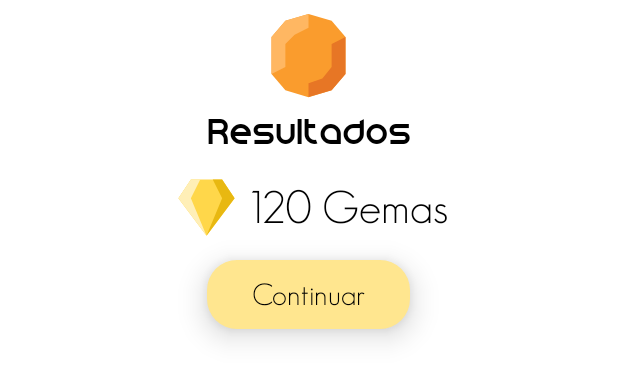
After one commit to Vilkas99/Coquille, an Android app: the layout activity_popup.xml on its own in the app's theme, with its tools: preview values and no code run, on a phone screen of 412 x 824 dp. The commit adds this screen. Shown: the top 380 px of the screen. Run offline under Robolectric (Android 15) with nearby library versions, the phone set to English and light mode, and no system bars.

Commit message:
popup component created

```diff
--- a/app/src/main/AndroidManifest.xml
+++ b/app/src/main/AndroidManifest.xml
@@ -9,7 +9,11 @@
         android:roundIcon="@mipmap/ic_launcher_round"
         android:supportsRtl="true"
         android:theme="@style/Theme.Coquille">
-      <activity
+        <activity
+            android:name=".utils.Popup"
+            android:theme="@style/Popup"
+            android:exported="true" />
+        <activity
             android:name=".controllers.BookGame"
             android:exported="true" />
         <activity
@@ -38,20 +42,16 @@
             android:exported="true" />
         <activity
             android:name=".controllers.activity_home"
-            android:exported="true">
-        </activity>
-
+            android:exported="true"/>
         <activity
             android:name=".controllers.preview_sequence"
             android:exported="true" />
         <activity
             android:name=".controllers.Sequence_game"
-            android:exported="true"></activity>
+            android:exported="true" />
         <activity
             android:name=".controllers.MemoryGameActivity"
-            android:exported="true"></activity>
-        android:exported="true" />
-
+            android:exported="true" />
     </application>
 
 </manifest>
--- a/app/src/main/java/com/example/coquille/controllers/Login.kt
+++ b/app/src/main/java/com/example/coquille/controllers/Login.kt
@@ -8,8 +8,7 @@ import android.view.LayoutInflater
 import android.view.View
 import com.example.coquille.R
 import com.example.coquille.databinding.ActivityLoginBinding
-
-import com.example.coquille.utils.Utils
+import com.example.coquille.utils.Popup
 
 
 class Login : AppCompatActivity() {
--- /dev/null
+++ b/app/src/main/java/com/example/coquille/utils/Popup.kt
@@ -0,0 +1,22 @@
+package com.example.coquille.utils
+
+import androidx.appcompat.app.AppCompatActivity
+import android.os.Bundle
+import android.util.DisplayMetrics
+import com.example.coquille.R
+import kotlin.math.roundToInt
+
+class Popup : AppCompatActivity() {
+    override fun onCreate(savedInstanceState: Bundle?) {
+        super.onCreate(savedInstanceState)
+        setContentView(R.layout.activity_popup)
+
+        var screenMeasures = DisplayMetrics()
+        windowManager.defaultDisplay.getMetrics(screenMeasures)
+
+        var width = screenMeasures.widthPixels
+        var height = screenMeasures.heightPixels
+
+        window.setLayout((width*0.8).roundToInt(), (height*0.31).roundToInt())
+    }
+}
--- /dev/null
+++ b/app/src/main/res/drawable/ic_diamondorange.xml
@@ -0,0 +1,15 @@
+<vector xmlns:android="http://schemas.android.com/apk/res/android"
+    android:width="74dp"
+    android:height="74dp"
+    android:viewportWidth="74"
+    android:viewportHeight="74">
+  <path
+      android:pathData="M12.3333,24.6667L21.5833,13.875L37,9.25L52.4166,13.875L61.6666,24.6667V49.3333L52.4166,60.125L37,64.75L21.5833,60.125L12.3333,49.3333V24.6667Z"
+      android:fillColor="#FA9C2D"/>
+  <path
+      android:pathData="M61.6667,49.3332V24.6665L52.4167,29.2915V44.7082L46.25,52.4165L37,55.4998V64.7498L52.4167,60.1248L61.6667,49.3332Z"
+      android:fillColor="#E77625"/>
+  <path
+      android:pathData="M12.3333,24.6667V49.3333L21.5833,44.7083V29.2917L27.75,23.125L37,18.5V9.25L21.5833,13.875L12.3333,24.6667Z"
+      android:fillColor="#FFB762"/>
+</vector>
--- /dev/null
+++ b/app/src/main/res/drawable/shape_linear_layout_yellow.xml
@@ -0,0 +1,7 @@
+<shape xmlns:android="http://schemas.android.com/apk/res/android">
+    <solid
+        android:color="#FFE68F"/>
+    <corners
+        android:radius="20dp"   >
+    </corners>
+</shape>
--- /dev/null
+++ b/app/src/main/res/layout/activity_popup.xml
@@ -0,0 +1,65 @@
+<?xml version="1.0" encoding="utf-8"?>
+<LinearLayout xmlns:android="http://schemas.android.com/apk/res/android"
+    xmlns:tools="http://schemas.android.com/tools"
+    android:layout_width="match_parent"
+    android:layout_height="match_parent"
+    android:orientation="vertical"
+    tools:context=".utils.Popup">
+
+    <ImageView
+        android:id="@+id/resultadosImage"
+        android:src="@drawable/ic_diamondorange"
+        android:layout_width="wrap_content"
+        android:layout_height="wrap_content"
+        android:layout_gravity="center" />
+    <TextView
+        android:id="@+id/textResultados"
+        android:layout_gravity="center"
+        android:fontFamily="@font/maia2"
+        android:text="Resultados"
+        android:textSize="35sp"
+        android:textColor="#000000"
+
+        android:layout_width="wrap_content"
+        android:layout_height="wrap_content"/>
+    <LinearLayout
+        android:layout_width="wrap_content"
+        android:layout_height="wrap_content"
+        android:layout_gravity="center"
+        android:layout_margin="10dp">
+        <ImageView
+            android:id="@+id/gemaGanada"
+            android:src="@drawable/ic_points"
+            android:layout_width="50dp"
+            android:layout_height="50dp"
+            android:layout_gravity="center"/>
+        <TextView
+            android:id="@+id/textGemasGanadas"
+            android:layout_gravity="center"
+            android:fontFamily="@font/geosans"
+            android:text="120 Gemas"
+            android:textSize="30sp"
+            android:textColor="#000000"
+            android:layout_width="wrap_content"
+            android:layout_height="wrap_content"/>
+    </LinearLayout>
+
+    <LinearLayout
+        android:id="@+id/botonResultados"
+        android:layout_width="wrap_content"
+        android:layout_height="wrap_content"
+        android:paddingHorizontal="30dp"
+        android:paddingVertical="11dp"
+        android:elevation="12dp"
+        android:layout_gravity="center"
+        android:background="@drawable/shape_linear_layout_yellow">
+        <TextView
+            android:textColor="#000000"
+            android:layout_width="wrap_content"
+            android:text="Continuar"
+            android:textSize="20sp"
+            android:layout_height="wrap_content"
+            android:fontFamily="@font/geosans"/>
+    </LinearLayout>
+
+</LinearLayout>
--- a/app/src/main/res/values/styles.xml
+++ b/app/src/main/res/values/styles.xml
@@ -4,4 +4,10 @@
         <item name="android:background">@color/gray_400</item>
         <item name="exampleColor">@color/light_blue_400</item>
     </style>
+
+    <style name="Popup" parent="Theme.AppCompat.Light.NoActionBar">
+        <item name="android:windowIsFloating">true</item>
+        <item name="android:windowIsTranslucent">true</item>
+        <item name="android:windowCloseOnTouchOutside">true</item>
+    </style>
 </resources>
```
